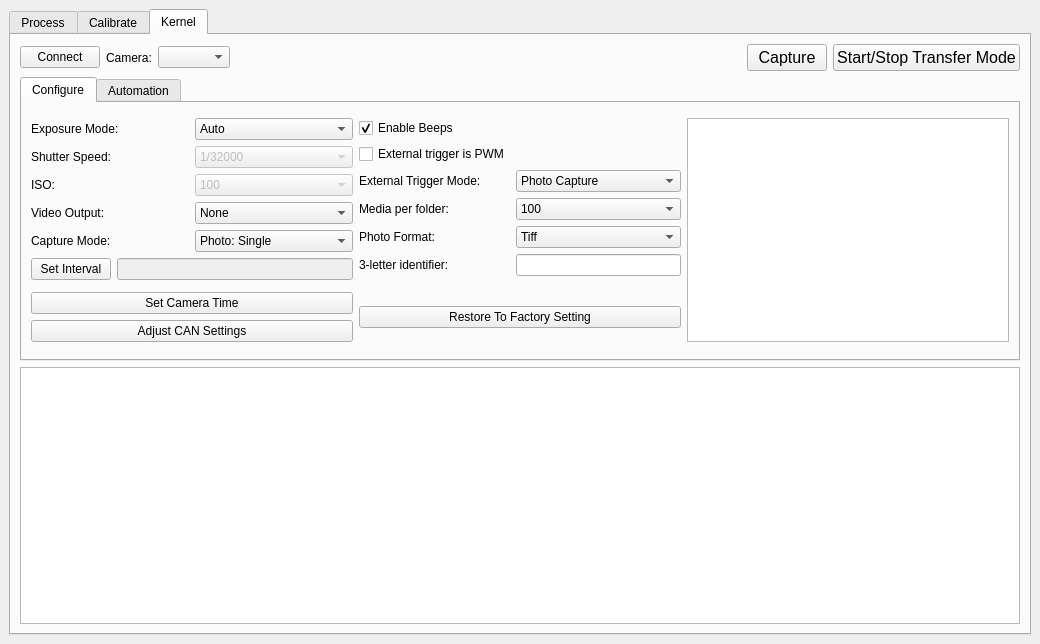
This is MAPIR_Processing_dockwidget_base.ui in markwbrown/MAPIR_Camera_Control as Qt 5 draws it before an edit. The edited form follows.
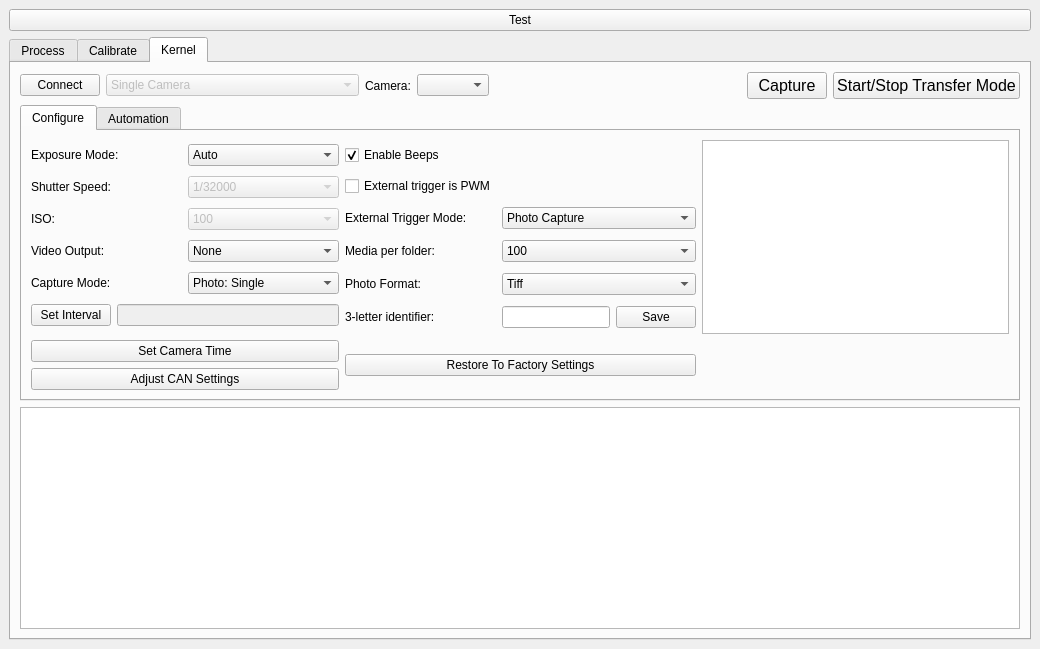
This is the edited form.

Commit message:
Fixed UI Layout and Functionality
Organized the UI a little better. Added a few placeholders for future
functionality and was able to get the information panel updating without
crashing the program.

Patch:
```diff
--- a/MAPIR_Processing_dockwidget_base.ui
+++ b/MAPIR_Processing_dockwidget_base.ui
@@ -10,7 +10,7 @@
     <x>0</x>
     <y>0</y>
     <width>1040</width>
-    <height>644</height>
+    <height>649</height>
    </rect>
   </property>
   <property name="sizePolicy">
@@ -30,7 +30,7 @@
     </sizepolicy>
    </property>
    <layout class="QGridLayout" name="gridLayout_7">
-    <item row="0" column="0">
+    <item row="1" column="0">
      <widget class="QTabWidget" name="tabWidget">
       <property name="enabled">
        <bool>true</bool>
@@ -993,15 +993,60 @@
             </property>
            </widget>
           </item>
+          <item>
+           <widget class="QComboBox" name="KernelArraySelect">
+            <property name="enabled">
+             <bool>false</bool>
+            </property>
+            <property name="sizePolicy">
+             <sizepolicy hsizetype="MinimumExpanding" vsizetype="Fixed">
+              <horstretch>0</horstretch>
+              <verstretch>0</verstretch>
+             </sizepolicy>
+            </property>
+            <item>
+             <property name="text">
+              <string>Single Camera</string>
+             </property>
+            </item>
+            <item>
+             <property name="text">
+              <string>All Cameras</string>
+             </property>
+            </item>
+            <item>
+             <property name="text">
+              <string>All 1.2MP Sensors</string>
+             </property>
+            </item>
+            <item>
+             <property name="text">
+              <string>All 3.0MP Sensors</string>
+             </property>
+            </item>
+            <item>
+             <property name="text">
+              <string>All 14.0MP Sensors</string>
+             </property>
+            </item>
+           </widget>
+          </item>
           <item>
            <widget class="QLabel" name="label_6">
+            <property name="enabled">
+             <bool>true</bool>
+            </property>
             <property name="text">
              <string>Camera:</string>
             </property>
            </widget>
           </item>
           <item>
-           <widget class="QComboBox" name="KernelCameraSelect"/>
+           <widget class="QComboBox" name="KernelCameraSelect">
+            <property name="enabled">
+             <bool>true</bool>
+            </property>
+           </widget>
           </item>
           <item>
            <spacer name="horizontalSpacer">
@@ -1066,172 +1111,7 @@
            <attribute name="title">
             <string>Configure</string>
            </attribute>
-           <layout class="QGridLayout" name="gridLayout">
-            <item row="0" column="1">
-             <layout class="QGridLayout" name="gridLayout_6">
-              <item row="3" column="0">
-               <widget class="QLabel" name="label_19">
-                <property name="text">
-                 <string>External Trigger Mode:</string>
-                </property>
-               </widget>
-              </item>
-              <item row="5" column="0">
-               <widget class="QLabel" name="label_10">
-                <property name="text">
-                 <string>Photo Format:</string>
-                </property>
-               </widget>
-              </item>
-              <item row="4" column="1">
-               <widget class="QComboBox" name="KernelFolderCount">
-                <item>
-                 <property name="text">
-                  <string>100</string>
-                 </property>
-                </item>
-                <item>
-                 <property name="text">
-                  <string>1000</string>
-                 </property>
-                </item>
-                <item>
-                 <property name="text">
-                  <string>10000</string>
-                 </property>
-                </item>
-               </widget>
-              </item>
-              <item row="4" column="0">
-               <widget class="QLabel" name="label_9">
-                <property name="text">
-                 <string>Media per folder:</string>
-                </property>
-               </widget>
-              </item>
-              <item row="5" column="1">
-               <widget class="QComboBox" name="KernelPhotoFormat">
-                <item>
-                 <property name="text">
-                  <string>Tiff</string>
-                 </property>
-                </item>
-                <item>
-                 <property name="text">
-                  <string>Raw</string>
-                 </property>
-                </item>
-               </widget>
-              </item>
-              <item row="6" column="0">
-               <widget class="QLabel" name="label_11">
-                <property name="text">
-                 <string>3-letter identifier:</string>
-                </property>
-               </widget>
-              </item>
-              <item row="6" column="1">
-               <widget class="QLineEdit" name="Kernel3LetterID">
-                <property name="text">
-                 <string/>
-                </property>
-                <property name="maxLength">
-                 <number>3</number>
-                </property>
-               </widget>
-              </item>
-              <item row="3" column="1">
-               <widget class="QComboBox" name="KernelPWMMode">
-                <item>
-                 <property name="text">
-                  <string>Photo Capture</string>
-                 </property>
-                </item>
-                <item>
-                 <property name="text">
-                  <string>Continuous</string>
-                 </property>
-                </item>
-                <item>
-                 <property name="text">
-                  <string>Interval</string>
-                 </property>
-                </item>
-                <item>
-                 <property name="text">
-                  <string>Video Recording</string>
-                 </property>
-                </item>
-                <item>
-                 <property name="text">
-                  <string>Video Looping</string>
-                 </property>
-                </item>
-               </widget>
-              </item>
-              <item row="2" column="0">
-               <widget class="QCheckBox" name="KernelPWMSignal">
-                <property name="text">
-                 <string>External trigger is PWM</string>
-                </property>
-               </widget>
-              </item>
-              <item row="1" column="0">
-               <widget class="QCheckBox" name="KernelBeep">
-                <property name="text">
-                 <string>Enable Beeps</string>
-                </property>
-                <property name="checked">
-                 <bool>true</bool>
-                </property>
-               </widget>
-              </item>
-              <item row="1" column="1">
-               <spacer name="horizontalSpacer_2">
-                <property name="orientation">
-                 <enum>Qt::Horizontal</enum>
-                </property>
-                <property name="sizeHint" stdset="0">
-                 <size>
-                  <width>40</width>
-                  <height>20</height>
-                 </size>
-                </property>
-               </spacer>
-              </item>
-              <item row="2" column="1">
-               <spacer name="horizontalSpacer_9">
-                <property name="orientation">
-                 <enum>Qt::Horizontal</enum>
-                </property>
-                <property name="sizeHint" stdset="0">
-                 <size>
-                  <width>40</width>
-                  <height>20</height>
-                 </size>
-                </property>
-               </spacer>
-              </item>
-             </layout>
-            </item>
-            <item row="1" column="0">
-             <layout class="QVBoxLayout" name="verticalLayout_3">
-              <item>
-               <widget class="QPushButton" name="KernelTimeButton">
-                <property name="text">
-                 <string>Set Camera Time</string>
-                </property>
-               </widget>
-              </item>
-              <item>
-               <widget class="QPushButton" name="KernelCANButton">
-                <property name="text">
-                 <string>Adjust CAN Settings</string>
-                </property>
-               </widget>
-              </item>
-             </layout>
-            </item>
+           <layout class="QGridLayout" name="gridLayout_6">
             <item row="0" column="0">
              <layout class="QVBoxLayout" name="verticalLayout">
               <item>
@@ -1614,13 +1494,189 @@
               </item>
              </layout>
             </item>
-            <item row="0" column="2" rowspan="2">
+            <item row="0" column="1">
+             <layout class="QGridLayout" name="gridLayout">
+              <item row="0" column="0">
+               <widget class="QCheckBox" name="KernelBeep">
+                <property name="text">
+                 <string>Enable Beeps</string>
+                </property>
+                <property name="checked">
+                 <bool>true</bool>
+                </property>
+               </widget>
+              </item>
+              <item row="0" column="1">
+               <spacer name="horizontalSpacer_2">
+                <property name="orientation">
+                 <enum>Qt::Horizontal</enum>
+                </property>
+                <property name="sizeHint" stdset="0">
+                 <size>
+                  <width>40</width>
+                  <height>20</height>
+                 </size>
+                </property>
+               </spacer>
+              </item>
+              <item row="1" column="0">
+               <widget class="QCheckBox" name="KernelPWMSignal">
+                <property name="text">
+                 <string>External trigger is PWM</string>
+                </property>
+               </widget>
+              </item>
+              <item row="1" column="1">
+               <spacer name="horizontalSpacer_9">
+                <property name="orientation">
+                 <enum>Qt::Horizontal</enum>
+                </property>
+                <property name="sizeHint" stdset="0">
+                 <size>
+                  <width>40</width>
+                  <height>20</height>
+                 </size>
+                </property>
+               </spacer>
+              </item>
+              <item row="2" column="0">
+               <widget class="QLabel" name="label_19">
+                <property name="text">
+                 <string>External Trigger Mode:</string>
+                </property>
+               </widget>
+              </item>
+              <item row="2" column="1">
+               <widget class="QComboBox" name="KernelPWMMode">
+                <item>
+                 <property name="text">
+                  <string>Photo Capture</string>
+                 </property>
+                </item>
+                <item>
+                 <property name="text">
+                  <string>Continuous</string>
+                 </property>
+                </item>
+                <item>
+                 <property name="text">
+                  <string>Interval</string>
+                 </property>
+                </item>
+                <item>
+                 <property name="text">
+                  <string>Video Recording</string>
+                 </property>
+                </item>
+                <item>
+                 <property name="text">
+                  <string>Video Looping</string>
+                 </property>
+                </item>
+               </widget>
+              </item>
+              <item row="3" column="0">
+               <widget class="QLabel" name="label_9">
+                <property name="text">
+                 <string>Media per folder:</string>
+                </property>
+               </widget>
+              </item>
+              <item row="3" column="1">
+               <widget class="QComboBox" name="KernelFolderCount">
+                <item>
+                 <property name="text">
+                  <string>100</string>
+                 </property>
+                </item>
+                <item>
+                 <property name="text">
+                  <string>1000</string>
+                 </property>
+                </item>
+                <item>
+                 <property name="text">
+                  <string>10000</string>
+                 </property>
+                </item>
+               </widget>
+              </item>
+              <item row="4" column="0">
+               <widget class="QLabel" name="label_10">
+                <property name="text">
+                 <string>Photo Format:</string>
+                </property>
+               </widget>
+              </item>
+              <item row="4" column="1">
+               <widget class="QComboBox" name="KernelPhotoFormat">
+                <item>
+                 <property name="text">
+                  <string>Tiff</string>
+                 </property>
+                </item>
+                <item>
+                 <property name="text">
+                  <string>Raw</string>
+                 </property>
+                </item>
+               </widget>
+              </item>
+              <item row="5" column="0">
+               <widget class="QLabel" name="label_11">
+                <property name="text">
+                 <string>3-letter identifier:</string>
+                </property>
+               </widget>
+              </item>
+              <item row="5" column="1">
+               <layout class="QHBoxLayout" name="horizontalLayout_27">
+                <item>
+                 <widget class="QLineEdit" name="Kernel3LetterID">
+                  <property name="text">
+                   <string/>
+                  </property>
+                  <property name="maxLength">
+                   <number>3</number>
+                  </property>
+                 </widget>
+                </item>
+                <item>
+                 <widget class="QPushButton" name="Kernel3LetterSave">
+                  <property name="text">
+                   <string>Save</string>
+                  </property>
+                 </widget>
+                </item>
+               </layout>
+              </item>
+             </layout>
+            </item>
+            <item row="0" column="2">
              <widget class="QTextEdit" name="KernelPanel"/>
             </item>
+            <item row="1" column="0">
+             <layout class="QVBoxLayout" name="verticalLayout_3">
+              <item>
+               <widget class="QPushButton" name="KernelTimeButton">
+                <property name="text">
+                 <string>Set Camera Time</string>
+                </property>
+               </widget>
+              </item>
+              <item>
+               <widget class="QPushButton" name="KernelCANButton">
+                <property name="text">
+                 <string>Adjust CAN Settings</string>
+                </property>
+               </widget>
+              </item>
+             </layout>
+            </item>
             <item row="1" column="1">
              <widget class="QPushButton" name="KernelResetButton">
               <property name="text">
-               <string>Restore To Factory Setting</string>
+               <string>Restore To Factory Settings</string>
               </property>
              </widget>
             </item>
@@ -1861,6 +1917,13 @@
       </widget>
      </widget>
     </item>
+    <item row="0" column="0">
+     <widget class="QPushButton" name="TestButton">
+      <property name="text">
+       <string>Test</string>
+      </property>
+     </widget>
+    </item>
    </layout>
   </widget>
  </widget>
```
The commit also changes 1 other file.
